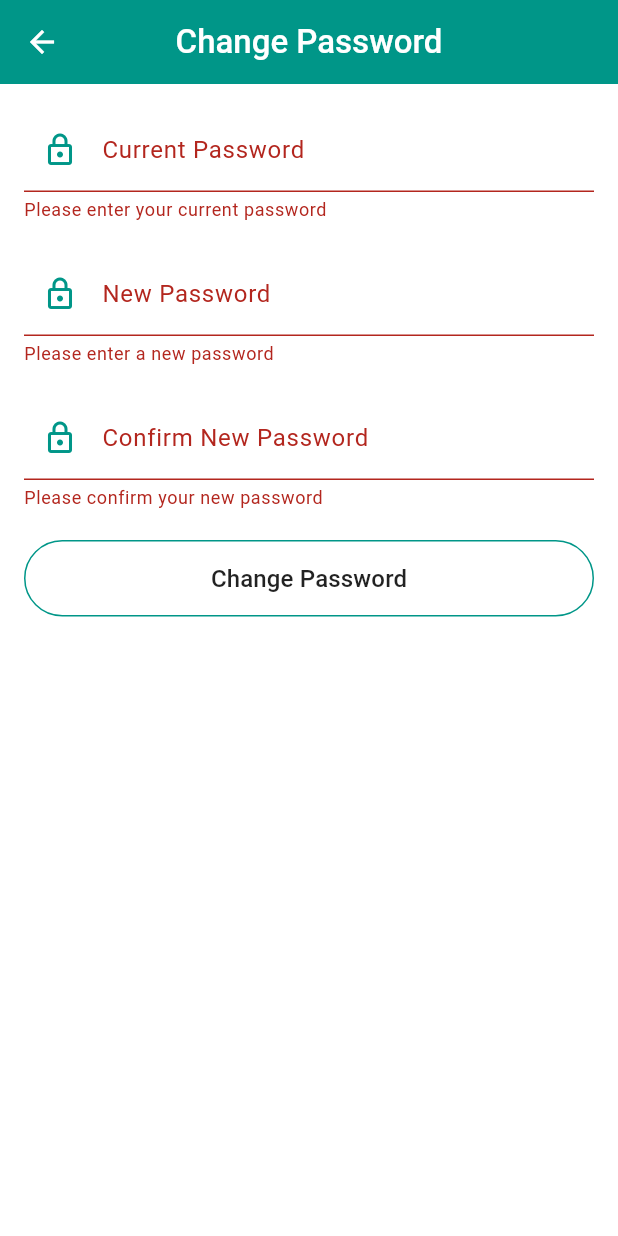
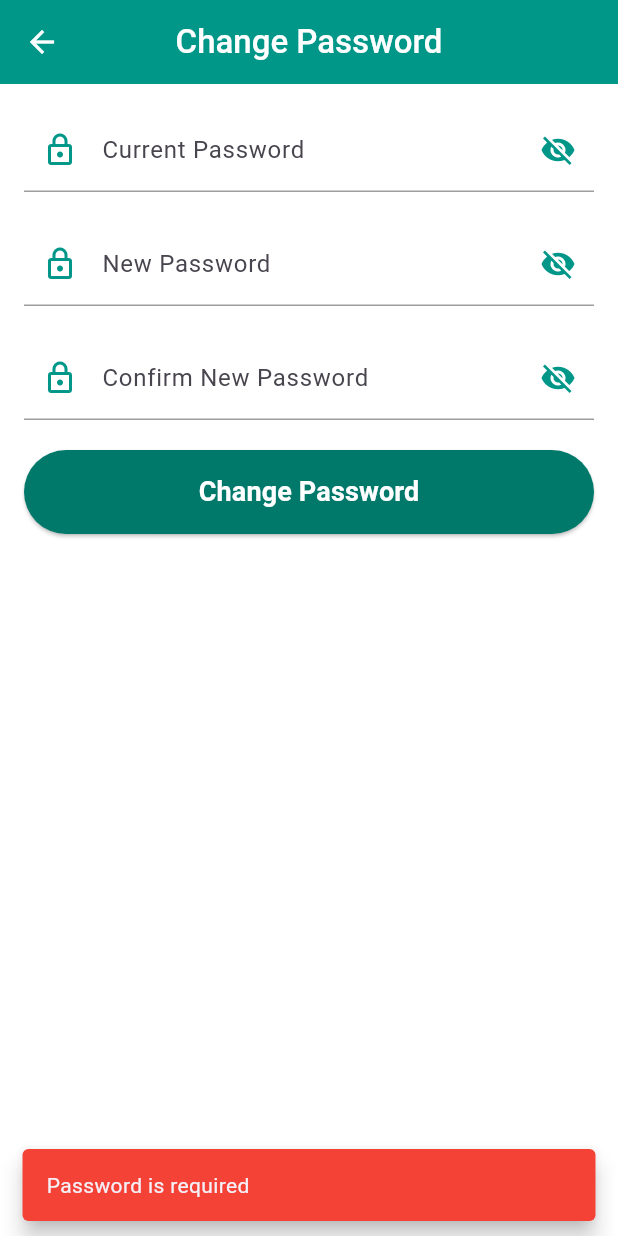
Before and after one commit to shahriarkabir280/FamNest, a Flutter app: the ChangePasswordScreen screen opened directly, after a tap on "Change Password", on a phone screen of 412 x 824 dp. Run offline on Flutter 3.47's test engine with Material 3 defaults, Android fonts, the phone set to English and light mode, and no system bars; our stand-ins replace file_picker, fl_chart, image_picker, syncfusion_flutter_calendar; accounts and stored records are empty.

Commit message:
add chngePassword activity

```diff
--- a/my_app/lib/features/Drawer/changePassword.dart
+++ b/my_app/lib/features/Drawer/changePassword.dart
@@ -1,4 +1,10 @@
 import 'package:flutter/material.dart';
+import 'package:provider/provider.dart';
+import 'package:my_app/authentications/validator.dart';
+import 'package:my_app/Models/UserState.dart';
+import 'package:my_app/backend_connections/FASTAPI.dart';
+
+final FASTAPI fastAPI = FASTAPI();
 
 class ChangePasswordScreen extends StatefulWidget {
   @override
@@ -11,17 +17,14 @@ class _ChangePasswordScreenState extends State<ChangePasswordScreen> {
   final TextEditingController _newPasswordController = TextEditingController();
   final TextEditingController _confirmPasswordController = TextEditingController();
 
-  // Function to handle password change
-  void _changePassword() {
-    if (_formKey.currentState!.validate()) {
-      // Here you can add the logic to update the password (e.g., API call)
-      ScaffoldMessenger.of(context).showSnackBar(SnackBar(content: Text('Password changed successfully!')));
-      Navigator.pop(context); // Go back to the previous screen
-    }
-  }
+  bool _isCurrentPasswordVisible = false;
+  bool _isNewPasswordVisible = false;
+  bool _isConfirmPasswordVisible = false;
 
   @override
   Widget build(BuildContext context) {
+    final userState = Provider.of<UserState>(context, listen: true);
+    final email = userState.currentUser?.email ?? 'No email available';
     return Scaffold(
       backgroundColor: Colors.white,
       appBar: AppBar(
@@ -34,7 +37,6 @@ class _ChangePasswordScreenState extends State<ChangePasswordScreen> {
         iconTheme: IconThemeData(color: Colors.white),
         // This centers the title text
       ),
-
       body: Padding(
         padding: const EdgeInsets.all(16.0),
         child: Form(
@@ -44,10 +46,21 @@ class _ChangePasswordScreenState extends State<ChangePasswordScreen> {
               // Current Password Field
               TextFormField(
                 controller: _currentPasswordController,
-                obscureText: true,
+                obscureText: !_isCurrentPasswordVisible,
                 decoration: InputDecoration(
                   labelText: 'Current Password',
                   prefixIcon: Icon(Icons.lock_outlined, color: Colors.teal),
+                  suffixIcon: IconButton(
+                    icon: Icon(
+                      _isCurrentPasswordVisible ? Icons.visibility : Icons.visibility_off,
+                      color: Colors.teal,
+                    ),
+                    onPressed: () {
+                      setState(() {
+                        _isCurrentPasswordVisible = !_isCurrentPasswordVisible;
+                      });
+                    },
+                  ),
                   focusedBorder: UnderlineInputBorder(
                     borderSide: BorderSide(color: Colors.teal), // Teal color when focused
                   ),
@@ -67,10 +80,21 @@ class _ChangePasswordScreenState extends State<ChangePasswordScreen> {
               // New Password Field
               TextFormField(
                 controller: _newPasswordController,
-                obscureText: true,
+                obscureText: !_isNewPasswordVisible,
                 decoration: InputDecoration(
                   labelText: 'New Password',
                   prefixIcon: Icon(Icons.lock_outlined, color: Colors.teal),
+                  suffixIcon: IconButton(
+                    icon: Icon(
+                      _isNewPasswordVisible ? Icons.visibility : Icons.visibility_off,
+                      color: Colors.teal,
+                    ),
+                    onPressed: () {
+                      setState(() {
+                        _isNewPasswordVisible = !_isNewPasswordVisible;
+                      });
+                    },
+                  ),
                   focusedBorder: UnderlineInputBorder(
                     borderSide: BorderSide(color: Colors.teal),
                   ),
@@ -78,25 +102,36 @@ class _ChangePasswordScreenState extends State<ChangePasswordScreen> {
                     borderSide: BorderSide(color: Colors.grey),
                   ),
                 ),
-                validator: (value) {
-                  if (value == null || value.isEmpty) {
-                    return 'Please enter a new password';
-                  }
-                  if (value.length < 6) {
-                    return 'Password must be at least 6 characters long';
-                  }
-                  return null;
-                },
+                // validator: (value) {
+                //   if (value == null || value.isEmpty) {
+                //     return 'Please enter a new password';
+                //   }
+                //   if (value.length < 6) {
+                //     return 'Password must be at least 6 characters long';
+                //   }
+                //   return null;
+                // },
               ),
               SizedBox(height: 20),
 
               // Confirm New Password Field
               TextFormField(
                 controller: _confirmPasswordController,
-                obscureText: true,
+                obscureText: !_isConfirmPasswordVisible,
                 decoration: InputDecoration(
                   labelText: 'Confirm New Password',
                   prefixIcon: Icon(Icons.lock_outlined, color: Colors.teal),
+                  suffixIcon: IconButton(
+                    icon: Icon(
+                      _isConfirmPasswordVisible ? Icons.visibility : Icons.visibility_off,
+                      color: Colors.teal,
+                    ),
+                    onPressed: () {
+                      setState(() {
+                        _isConfirmPasswordVisible = !_isConfirmPasswordVisible;
+                      });
+                    },
+                  ),
                   focusedBorder: UnderlineInputBorder(
                     borderSide: BorderSide(color: Colors.teal),
                   ),
@@ -104,29 +139,69 @@ class _ChangePasswordScreenState extends State<ChangePasswordScreen> {
                     borderSide: BorderSide(color: Colors.grey),
                   ),
                 ),
-                validator: (value) {
-                  if (value == null || value.isEmpty) {
-                    return 'Please confirm your new password';
-                  }
-                  if (value != _newPasswordController.text) {
-                    return 'Passwords do not match';
-                  }
-                  return null;
-                },
+                // validator: (value) {
+                //   if (value == null || value.isEmpty) {
+                //     return 'Please confirm your new password';
+                //   }
+                //   if (value != _newPasswordController.text) {
+                //     return 'Passwords do not match';
+                //   }
+                //   return null;
+                // },
               ),
               SizedBox(height: 20),
 
               // Change Password Button with teal stroke and white fill
-              OutlinedButton(
-                onPressed: _changePassword,
-                child: Text(
-                  'Change Password',
-                  style: TextStyle(color: Colors.black87, fontSize: 16, fontWeight: FontWeight.w500),
+              ElevatedButton(
+                onPressed: () async {
+                  final newPasswordError = Validators.validatePassword(_newPasswordController.text);
+                  final confirmNewPasswordError = Validators.validateConfirmPassword(
+                    _newPasswordController.text,
+                    _confirmPasswordController.text,
+                  );
+
+                  if (newPasswordError != null) {
+                    Validators.showSnackBar(context, newPasswordError);
+                    return;
+                  }
+
+                  if (confirmNewPasswordError != null) {
+                    Validators.showSnackBar(context, confirmNewPasswordError);
+                    return;
+                  }
+                  try {
+                    final loginResponse = await fastAPI.loginUser(context, email, _currentPasswordController.text);
+                    if (loginResponse.containsKey("access_token")) {
+                      await fastAPI.ChangeUserPassword(context, email, _newPasswordController.text);
+                      Validators.showSnackBar(
+                        context,
+                        "Password Changed Successfully",
+                        backgroundColor: Colors.lightGreen,
+                      );
+                      Future.delayed(const Duration(seconds: 2), () {
+                        Navigator.pop(context);
+                      });
+                    } else {
+                      ScaffoldMessenger.of(context).showSnackBar(
+                        SnackBar(content: Text("Failed to Change Password. Please try again.")),
+                      );
+                    }
+                  } catch (e) {
+                    ScaffoldMessenger.of(context).showSnackBar(
+                      SnackBar(content: Text("Current Password is INCORRECT!!"),backgroundColor: Colors.redAccent,),
+                    );
+                  }
+                },
+                style: ElevatedButton.styleFrom(
+                  backgroundColor: Colors.teal[700],
+                  padding: const EdgeInsets.symmetric(horizontal: 50, vertical: 15),
+                  shape: RoundedRectangleBorder(
+                    borderRadius: BorderRadius.circular(30),
+                  ),
                 ),
-                style: OutlinedButton.styleFrom(
-                  side: BorderSide(color: Colors.teal, width: 1), // Teal-colored stroke
-                  backgroundColor: Colors.white, // White fill
-                  padding: EdgeInsets.symmetric(vertical: 14),
+                child: const Text(
+                  "Change Password",
+                  style: TextStyle(fontSize: 18, fontWeight: FontWeight.bold, color: Colors.white),
                 ),
               ),
             ],
```
